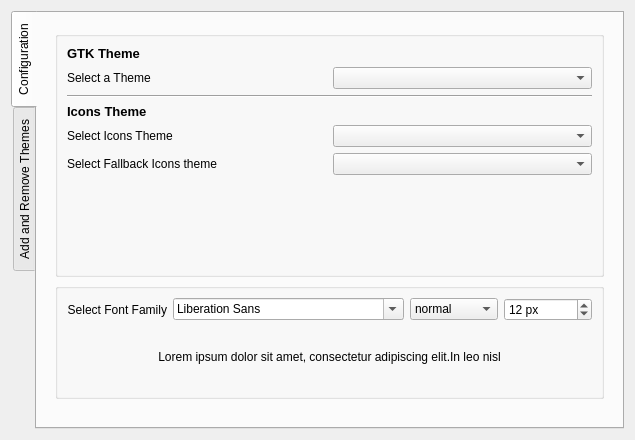
The window that gui.ui (KDE/kde-gtk-config) describes before a commit, drawn with Qt 5.
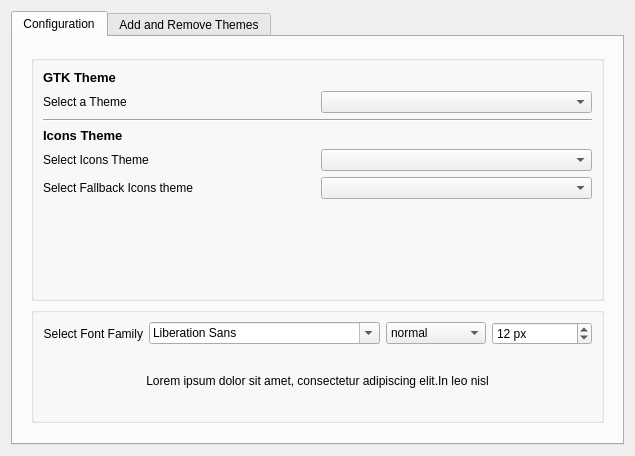
The same window after the commit. Icons and pictures are not drawn.

Commit message: Tabs in top for better integration with the rest of the systemsettings elements

The edit to the form file:
```diff
--- a/gui.ui
+++ b/gui.ui
@@ -20,7 +20,7 @@
       <bool>true</bool>
      </property>
      <property name="tabPosition">
-      <enum>QTabWidget::West</enum>
+      <enum>QTabWidget::North</enum>
      </property>
      <property name="currentIndex">
       <number>0</number>
```
